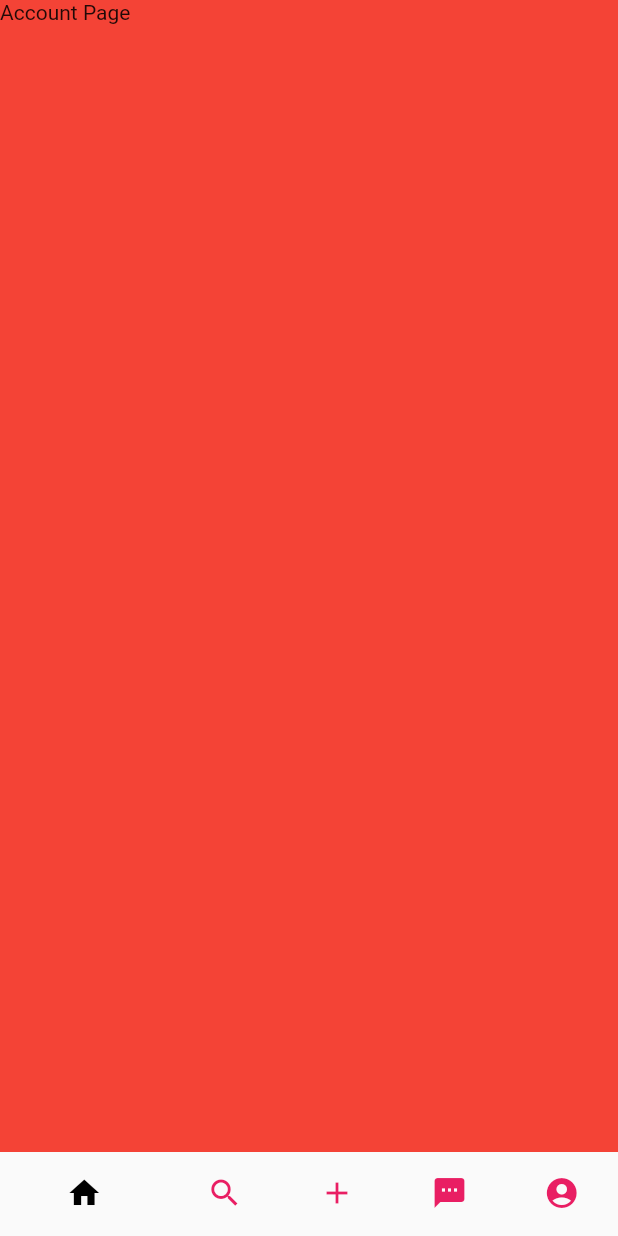
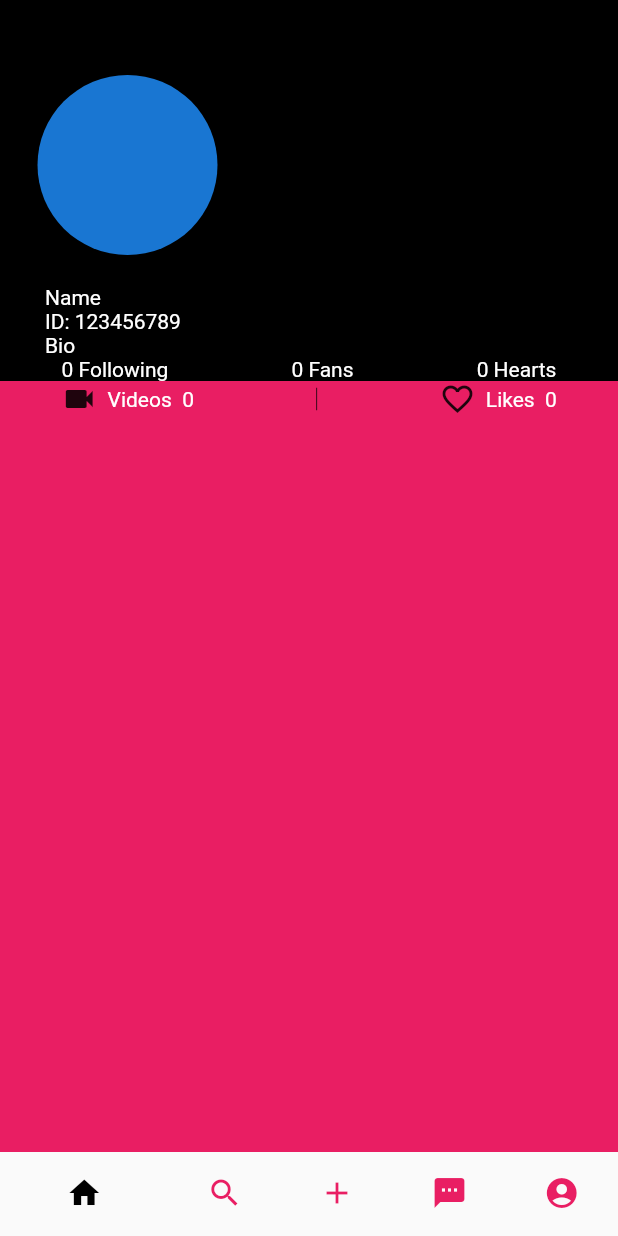
Before and after one commit to gauravxdhingra/BetterTikTok-Flutter, a Flutter app: the screen it shows after launch, swiped to page 4, on a phone screen of 412 x 824 dp. Run offline on Flutter 3.47's test engine with Material 2 defaults, Android fonts, the light colour scheme and no system bars.

Commit message:
Theming Base

```diff
--- a/lib/main.dart
+++ b/lib/main.dart
@@ -18,6 +18,14 @@ class MyApp extends StatelessWidget {
         primarySwatch: Colors.blue,
         accentColor: Colors.pink[700],
         visualDensity: VisualDensity.adaptivePlatformDensity,
+        textTheme: TextTheme(
+          bodyText1: TextStyle(
+            color: Colors.white,
+          ),
+          bodyText2: TextStyle(
+            color: Colors.white,
+          ),
+        ),
       ),
       debugShowCheckedModeBanner: false,
       home: HomepageView(),
--- a/lib/screens/account_page.dart
+++ b/lib/screens/account_page.dart
@@ -6,7 +6,89 @@ class AccountPage extends StatelessWidget {
   @override
   Widget build(BuildContext context) {
     return Container(
-      child: Text('Account Page'),
+      child: Column(
+        crossAxisAlignment: CrossAxisAlignment.start,
+        children: [
+          Padding(
+            padding:
+                const EdgeInsets.only(top: 50, bottom: 20, left: 25, right: 25),
+            child: Row(
+              mainAxisAlignment: MainAxisAlignment.spaceBetween,
+              children: [
+                CircleAvatar(
+                  radius: 60,
+                ),
+                Row(
+                  mainAxisAlignment: MainAxisAlignment.end,
+                  children: [
+                    Icon(
+                      Icons.group_add,
+                    ),
+                    SizedBox(
+                      width: 15,
+                    ),
+                    Icon(
+                      Icons.more_horiz,
+                    ),
+                  ],
+                ),
+              ],
+            ),
+          ),
+          Padding(
+            padding: const EdgeInsets.only(left: 30.0),
+            child: Text('Name'),
+          ),
+          Padding(
+            padding: const EdgeInsets.only(left: 30.0),
+            child: Text('ID: 123456789'),
+          ),
+          Padding(
+            padding: const EdgeInsets.only(left: 30.0),
+            child: Text('Bio'),
+          ),
+          Row(
+            mainAxisAlignment: MainAxisAlignment.spaceAround,
+            children: [
+              Text('0 Following'),
+              Text('0 Fans'),
+              Text('0 Hearts'),
+            ],
+          ),
+          Expanded(
+            flex: 1,
+            child: Container(
+              color: Colors.pink,
+              child: Column(
+                children: [
+                  Row(
+                    mainAxisAlignment: MainAxisAlignment.spaceAround,
+                    children: [
+                      Row(
+                        children: [
+                          Icon(Icons.videocam),
+                          Text('  Videos  0'),
+                        ],
+                      ),
+                      Container(
+                        width: 0.5,
+                        color: Colors.black,
+                        height: 15,
+                      ),
+                      Row(
+                        children: [
+                          Icon(Icons.favorite_border),
+                          Text('  Likes  0'),
+                        ],
+                      ),
+                    ],
+                  ),
+                ],
+              ),
+            ),
+          ),
+        ],
+      ),
     );
   }
 }
--- a/lib/screens/home_pageview.dart
+++ b/lib/screens/home_pageview.dart
@@ -15,7 +15,7 @@ class _HomepageViewState extends State<HomepageView> {
   @override
   Widget build(BuildContext context) {
     return Scaffold(
-      backgroundColor: Colors.red,
+      backgroundColor: Colors.black,
       body: PageView(
         children: [
           Home(),
```
Also changed, not shown: lib/screens/home.dart (+47 -21 lines), lib/screens/messages_screen.dart (+24 -2 lines).
